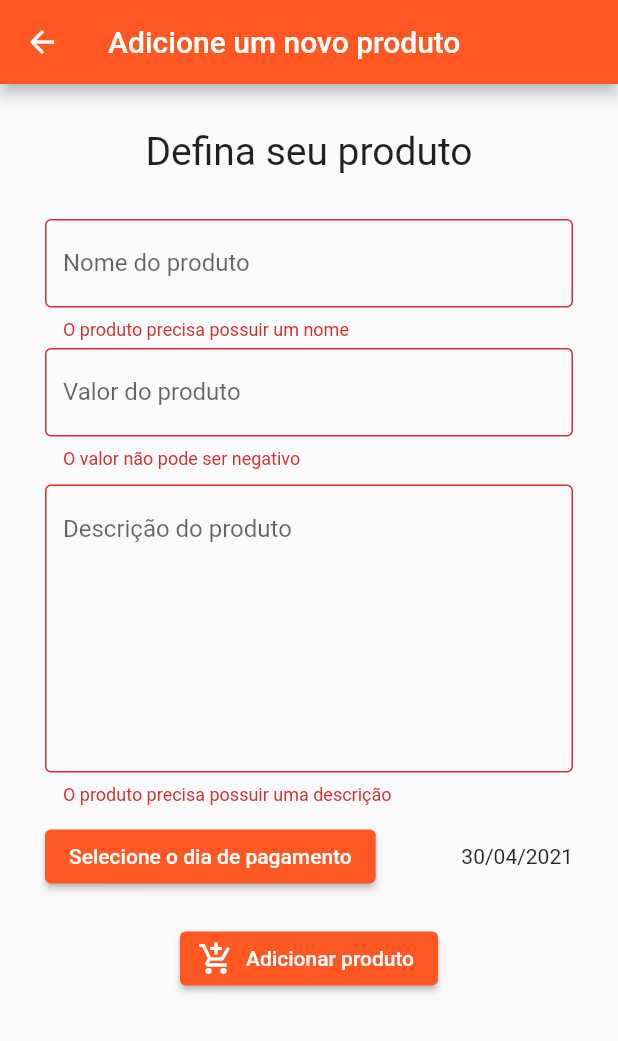
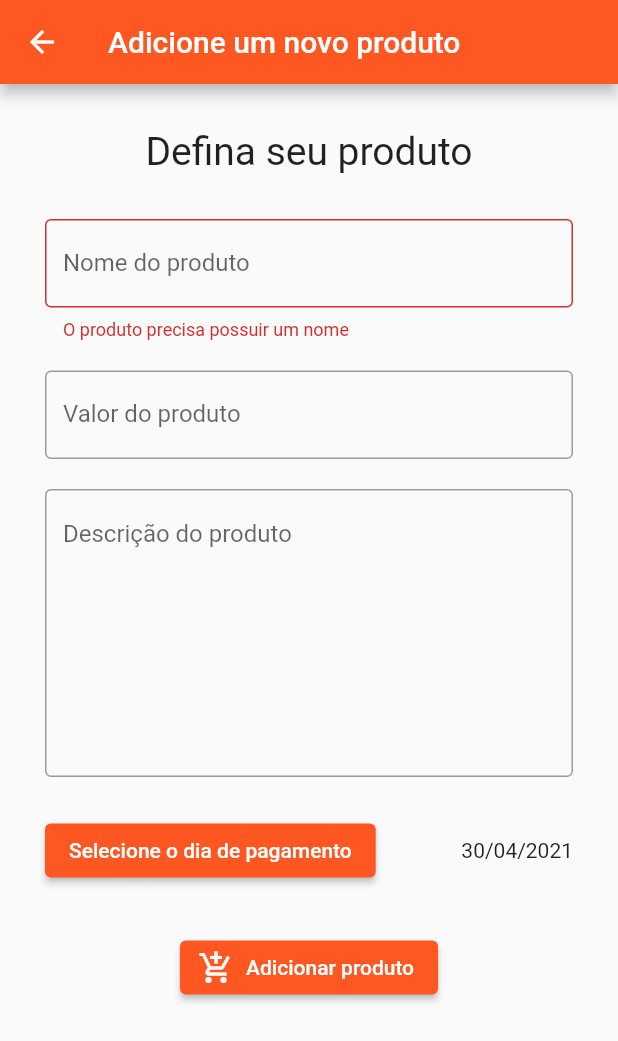
Before and after one commit to LucasSnatiago/flutter_lista_compras, a Flutter app: the NovoProduto screen opened by its route, after a tap on "Adicionar produto", on a phone screen of 412 x 824 dp. Shown: the top 1041 px of the screen. Run offline on Flutter 3.47's test engine with Material 2 defaults, Android fonts, the phone set to English and light mode, and no system bars; our stand-ins replace shared_preferences, sqflite; missing offline and left inert: dbcrypt, shared_preferences_web; accounts and stored records are empty.

Commit message:
Pequena correcao na logica de alguns TextFormFields

```diff
--- a/lib/telas/NovoProduto.dart
+++ b/lib/telas/NovoProduto.dart
@@ -51,42 +51,41 @@ class _NovoProdutoState extends State<NovoProduto> {
                   ),
                 ),
                 SizedBox(
-                  height: 5,
+                  height: 20,
                 ),
                 TextFormField(
                   key: ValueKey('preco'),
                   initialValue: _formValues['preco'],
                   onSaved: (newPrice) => _formValues['preco'] = newPrice,
                   keyboardType: TextInputType.number,
-                  validator: (value) => (value!.trim().isEmpty)
-                      ? 'O valor não pode ser negativo'
-                      : null,
+                  validator: (value) =>
+                      (value!.trim().isEmpty && (double.parse(value) >= 0.0))
+                          ? 'O valor não pode ser negativo'
+                          : null,
                   decoration: InputDecoration(
                     labelText: 'Valor do produto',
                     border: OutlineInputBorder(),
                   ),
                 ),
                 SizedBox(
-                  height: 10,
+                  height: 20,
                 ),
                 TextFormField(
                   key: ValueKey('descricao'),
                   autocorrect: true,
-                  validator: (value) {
-                    if (value == null || value.isEmpty) {
-                      return 'O produto precisa possuir uma descrição';
-                    }
-                    return null;
-                  },
+                  validator: (value) => (value == null || value.isEmpty)
+                      ? 'O produto precisa possuir uma descrição'
+                      : null,
                   onSaved: (newValue) => _formValues['descricao'] = newValue,
                   decoration: InputDecoration(
-                      alignLabelWithHint: true,
-                      labelText: 'Descrição do produto',
-                      border: OutlineInputBorder(),),
+                    alignLabelWithHint: true,
+                    labelText: 'Descrição do produto',
+                    border: OutlineInputBorder(),
+                  ),
                   maxLines: 8,
                 ),
                 SizedBox(
-                  height: 10,
+                  height: 25,
                 ),
                 Row(
                   mainAxisAlignment: MainAxisAlignment.spaceBetween,
@@ -98,10 +97,10 @@ class _NovoProdutoState extends State<NovoProduto> {
                   ],
                 ),
                 SizedBox(
-                  height: 20,
+                  height: 30,
                 ),
                 ElevatedButton.icon(
-                  onPressed:()=> _addProdutos(context),
+                  onPressed: () => _addProdutos(context),
                   icon: Icon(Icons.add_shopping_cart),
                   label: Text('Adicionar produto'),
                 ),
```
